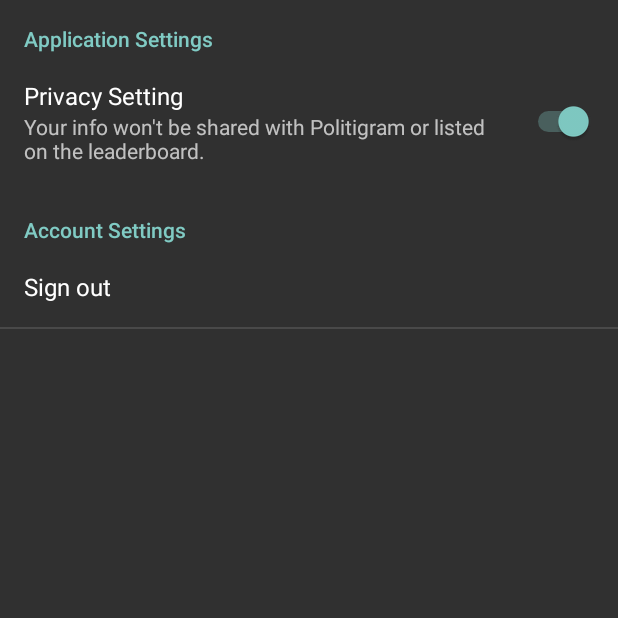
After one commit to Jaltaire/Politigram, an Android app: the SettingsActivity screen opened directly, with no data from a screen before it, on a phone screen of 412 x 824 dp, the top half of it. The commit adds this screen. Run offline under Robolectric (Android 15) with nearby library versions, the phone set to English and light mode, and no system bars.

Commit message:
Added Settings

```diff
--- a/app/build.gradle
+++ b/app/build.gradle
@@ -29,5 +29,7 @@ dependencies {
     implementation 'com.google.firebase:firebase-auth:17.0.0'
 
     implementation 'com.soundcloud.android:android-crop:1.0.1@aar'
+
+    implementation 'de.hdodenhof:circleimageview:3.0.0'
 }
 apply plugin: 'com.google.gms.google-services'
--- a/app/src/main/AndroidManifest.xml
+++ b/app/src/main/AndroidManifest.xml
@@ -33,6 +33,7 @@
             android:name=".activities.ProfileActivity"
             android:theme="@style/AppTheme.Dark" />
         <activity android:name="com.soundcloud.android.crop.CropImageActivity" />
+        <activity android:name=".activities.SettingsActivity" />
     </application>
 
 </manifest>
--- a/app/src/main/java/edu/dartmouth/cs/politigram/activities/ProfileActivity.java
+++ b/app/src/main/java/edu/dartmouth/cs/politigram/activities/ProfileActivity.java
@@ -107,7 +107,7 @@ public class ProfileActivity extends AppCompatActivity {
     @Override
     public void onCreate(Bundle savedInstanceState) {
         super.onCreate(savedInstanceState);
-        setContentView(R.layout.activity_register);
+        setContentView(R.layout.activity_profile);
 
         if (getCallingActivity() != null) {
             String callingClass = getCallingActivity().getClassName();
--- /dev/null
+++ b/app/src/main/java/edu/dartmouth/cs/politigram/activities/SettingsActivity.java
@@ -0,0 +1,37 @@
+package edu.dartmouth.cs.politigram.activities;
+
+import android.os.Bundle;
+import android.support.v7.app.AppCompatActivity;
+import android.view.MenuItem;
+
+import edu.dartmouth.cs.politigram.R;
+import edu.dartmouth.cs.politigram.fragments.SettingsFragment;
+
+public class SettingsActivity extends AppCompatActivity {
+
+    @Override
+    protected void onCreate(Bundle savedInstanceState) {
+        super.onCreate(savedInstanceState);
+        setTitle(R.string.settings_activity_label);
+
+        if (getSupportActionBar() != null) {
+            getSupportActionBar().setDisplayShowHomeEnabled(true);
+            getSupportActionBar().setDisplayHomeAsUpEnabled(true);
+        }
+
+        getFragmentManager().beginTransaction().replace(android.R.id.content,
+                new SettingsFragment()).commit();
+    }
+
+    // Allows interaction with ActionBar back button.
+    @Override
+    public boolean onOptionsItemSelected(MenuItem item) {
+        int id = item.getItemId();
+
+        if (id == android.R.id.home) {
+            this.finish(); // Close the activity
+        }
+
+        return super.onOptionsItemSelected(item);
+    }
+}
--- /dev/null
+++ b/app/src/main/java/edu/dartmouth/cs/politigram/fragments/SettingsFragment.java
@@ -0,0 +1,59 @@
+package edu.dartmouth.cs.politigram.fragments;
+
+import android.content.Intent;
+import android.content.SharedPreferences;
+import android.os.Bundle;
+import android.preference.Preference;
+import android.preference.PreferenceFragment;
+import android.preference.PreferenceManager;
+
+import edu.dartmouth.cs.politigram.R;
+import edu.dartmouth.cs.politigram.activities.LoginActivity;
+
+import static android.content.Context.MODE_PRIVATE;
+
+public class SettingsFragment extends PreferenceFragment {
+
+    Preference mSignOut;
+    private static final String SIGNED_IN_KEY = "signed_in";
+    private static final String PRIVACY_KEY  = "privacy";
+
+    @Override
+    public void onCreate(Bundle savedInstanceState) {
+        super.onCreate(savedInstanceState);
+
+        addPreferencesFromResource(R.xml.preferences);
+
+        mSignOut = findPreference(getString(R.string.sign_out_key));
+        mSignOut.setOnPreferenceClickListener(new Preference.OnPreferenceClickListener() {
+            @Override
+            public boolean onPreferenceClick(Preference preference) {
+
+                // Set signed_in flag in SharedPreferences to false on log out.
+                SharedPreferences.Editor editor = getActivity().getSharedPreferences(SIGNED_IN_KEY, MODE_PRIVATE).edit();
+                editor.putBoolean("signed_in", false);
+                editor.apply();
+
+                // Exit SettingsActivity and return to SignInActivity.
+                Intent myIntent = new Intent(getActivity(), LoginActivity.class);
+                myIntent.setFlags(Intent.FLAG_ACTIVITY_CLEAR_TOP |
+                        Intent.FLAG_ACTIVITY_CLEAR_TASK |
+                        Intent.FLAG_ACTIVITY_NEW_TASK);
+                getActivity().startActivityForResult(myIntent, 0);
+
+                return true;
+            }
+        });
+
+        // Store value of privacy switch. If on, do not share profile info with Politigram or participate in leaderboard.
+        SharedPreferences.Editor editor = getActivity().getSharedPreferences(PRIVACY_KEY, MODE_PRIVATE).edit();
+        PreferenceManager preferenceManager = getPreferenceManager();
+        if (preferenceManager.getSharedPreferences().getBoolean(getString(R.string.privacy_setting_key), false)){
+            editor.putBoolean("privacy_on", true);
+        } else {
+            editor.putBoolean("privacy_on", false);
+        }
+        editor.apply();
+
+    }
+}
--- a/app/src/main/res/layout/activity_main.xml
+++ b/app/src/main/res/layout/activity_main.xml
@@ -38,7 +38,7 @@
         app:layout_constraintVertical_bias="0.128" />
 
 
-    <ImageView
+    <de.hdodenhof.circleimageview.CircleImageView
         android:id="@+id/main_profile_picture_image_view"
         android:layout_width="60dp"
         android:layout_height="60dp"
@@ -46,7 +46,9 @@
         android:layout_marginLeft="24dp"
         android:layout_marginTop="60dp"
         app:layout_constraintStart_toStartOf="parent"
-        app:layout_constraintTop_toTopOf="parent" />
+        app:layout_constraintTop_toTopOf="parent"
+        app:civ_border_width="2dp"
+        app:civ_border_color="#FFFFFFFF" />
 
     <TextView
         android:id="@+id/main_username"
--- a/app/src/main/res/values/strings.xml
+++ b/app/src/main/res/values/strings.xml
@@ -19,4 +19,13 @@
     <string name="not_registered_toast">No profile registered.</string>
     <string name="profile_saved_toast">Profile saved!</string>
     <string name="profile_not_updated_toast">Profile not updated.</string>
+    <string name="settings_activity_label">Settings</string>
+
+    <string name="privacy_setting_key">PrivacySetting</string>
+    <string name="privacy_setting_summary">Your info won\'t be shared with Politigram or listed on the leaderboard.</string>
+    <string name="privacy_setting_title">Privacy Setting</string>
+    <string name="application_settings_preference_category">Application Settings</string>
+    <string name="account_settings_preference_category">Account Settings</string>
+    <string name="sign_out_title">Sign out</string>
+    <string name="sign_out_key">SignOut</string>
 </resources>
--- /dev/null
+++ b/app/src/main/res/xml/preferences.xml
@@ -0,0 +1,19 @@
+<?xml version="1.0" encoding="utf-8"?>
+
+<PreferenceScreen xmlns:android="http://schemas.android.com/apk/res/android" >
+
+    <PreferenceCategory android:title="@string/application_settings_preference_category" >
+        <SwitchPreference
+            android:defaultValue="true"
+            android:key="@string/privacy_setting_key"
+            android:summary="@string/privacy_setting_summary"
+            android:title="@string/privacy_setting_title"/>
+
+    </PreferenceCategory>
+    <PreferenceCategory android:title="@string/account_settings_preference_category" >
+        <Preference
+            android:title="@string/sign_out_title"
+            android:key="@string/sign_out_key" />
+    </PreferenceCategory>
+
+</PreferenceScreen>
```
Also changed, not shown: app/src/main/java/edu/dartmouth/cs/politigram/activities/LoginActivity.java (+11 -6 lines), app/src/main/java/edu/dartmouth/cs/politigram/activities/MainActivity.java (+26 -0 lines), app/src/main/res/layout/activity_profile.xml (renamed from app/src/main/res/layout/activity_register.xml), 1 other file.
